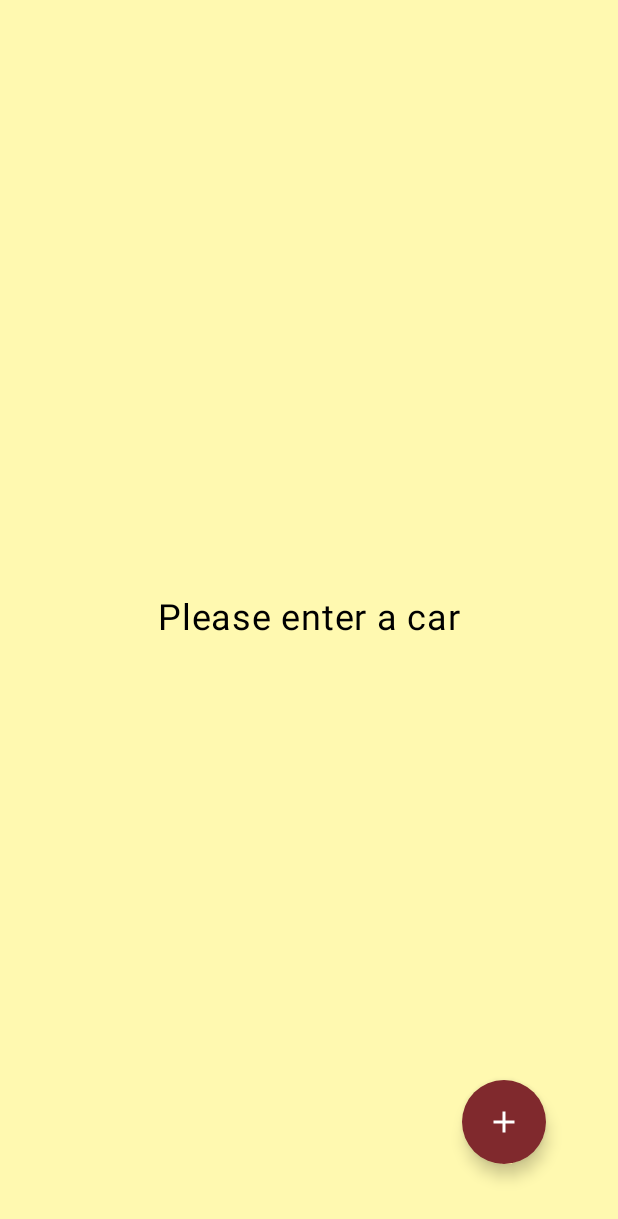
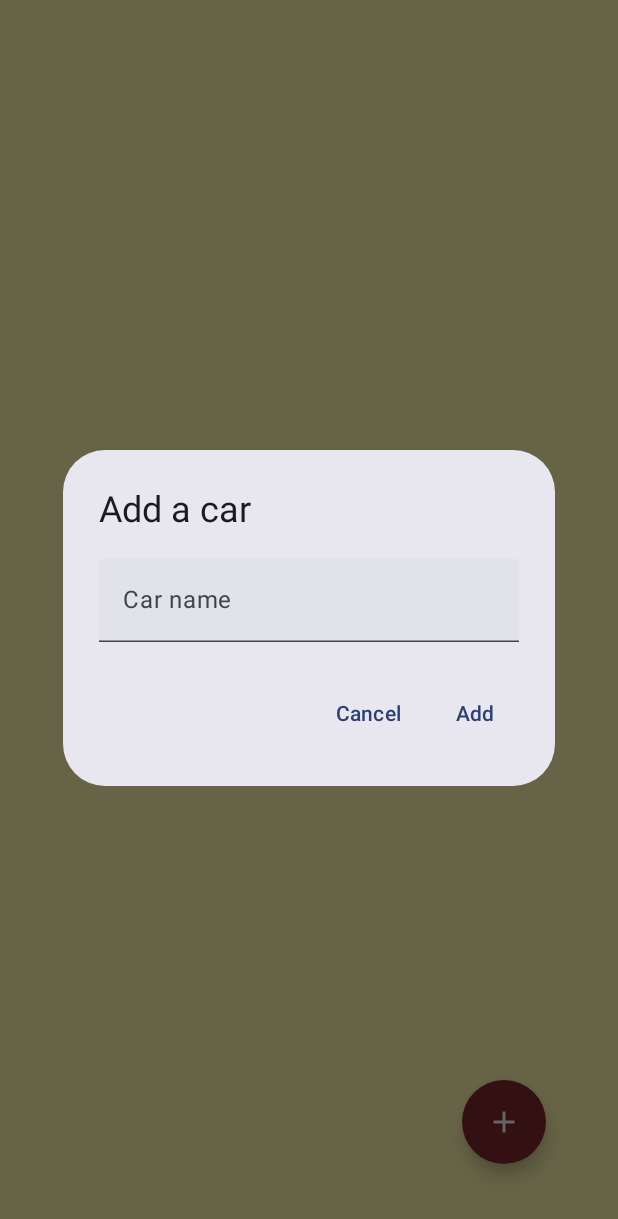
Before and after one commit to DonChenn/PurinCar, an Android app built with Jetpack Compose: the screen it shows after launch (MainActivity), after a tap on "Add a car", on a phone screen of 412 x 824 dp. Shown: the top 1219 px of the screen. Run offline under Robolectric (Android 15) with nearby library versions, the phone set to English and light mode, and no system bars.

Commit message:
alert dialog for adding a car to the list

```diff
--- a/app/src/main/java/com/example/purincar/CarScreen.kt
+++ b/app/src/main/java/com/example/purincar/CarScreen.kt
@@ -9,10 +9,13 @@ import androidx.compose.foundation.lazy.LazyColumn
 import androidx.compose.foundation.shape.CircleShape
 import androidx.compose.material.icons.Icons
 import androidx.compose.material.icons.filled.Add
+import androidx.compose.material3.AlertDialog
 import androidx.compose.material3.ExperimentalMaterial3Api
 import androidx.compose.material3.FloatingActionButton
 import androidx.compose.material3.Icon
 import androidx.compose.material3.Text
+import androidx.compose.material3.TextButton
+import androidx.compose.material3.TextField
 import androidx.compose.runtime.Composable
 import androidx.compose.runtime.getValue
 import androidx.compose.runtime.mutableStateOf
@@ -37,7 +40,7 @@ fun Home() {
         mutableStateOf(false)
     }
 
-    var newCar by remember {
+    var newCarInput by remember {
         mutableStateOf("")
     }
 
@@ -63,7 +66,6 @@ fun Home() {
                     )
                 }
             }
-
         }
     }
     else {
@@ -99,7 +101,35 @@ fun Home() {
         }
     }
 
-    if (showDialog) {
-        TODO("Add dialog")
+    if(showDialog) {
+        AlertDialog(
+            onDismissRequest = { showDialog = false },
+            title = { Text(text = "Add a car") },
+            text = {
+                TextField(
+                    value = newCarInput,
+                    onValueChange = { newCarInput = it },
+                    placeholder = { Text(text = "Car name") }
+                )
+            },
+            confirmButton = {
+                TextButton(
+                    onClick = {
+                        if (newCarInput.isNotBlank()) {
+                            cars = cars + newCarInput
+                            newCarInput = ""
+                            showDialog = false
+                        }
+                    }
+                ) {
+                    Text("Add")
+                }
+            },
+            dismissButton = {
+                TextButton(onClick = { showDialog = false }) {
+                    Text("Cancel")
+                }
+            }
+        )
     }
 }
```
